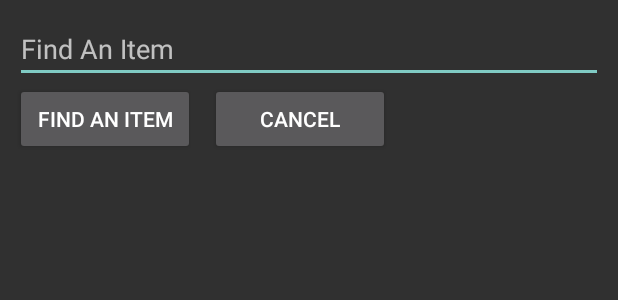
After one commit to JKorang/StoreGPS, an Android app: the layout dialog_single_item_search.xml on its own in the app's theme, with its tools: preview values and no code run, on a phone screen of 412 x 824 dp. The commit adds this screen. Shown: the top 300 px of the screen. Run offline under Robolectric (Android 15) with nearby library versions, the phone set to English and light mode, and no system bars.

Commit message:
Added Search Button to Store

```diff
--- a/app/src/main/java/com/rowansenior/storegps/MainPage.java
+++ b/app/src/main/java/com/rowansenior/storegps/MainPage.java
@@ -96,7 +96,6 @@ public class MainPage extends ActionBarActivity
                 //MyStore
                 mTitle = getString(R.string.title_section3);
                 fragment = new MyStoreFragment().newInstance();
-                //fragment = new SingleListFragment().newInstance("list2");
                 break;
             case 4:
                 //Settings
--- /dev/null
+++ b/app/src/main/res/layout/dialog_single_item_search.xml
@@ -0,0 +1,35 @@
+<?xml version="1.0" encoding="utf-8"?>
+<LinearLayout xmlns:android="http://schemas.android.com/apk/res/android"
+    android:layout_width="fill_parent"
+    android:layout_height="fill_parent"
+    android:orientation="vertical"
+    android:padding="10sp" >
+
+    <EditText
+        android:id="@+id/searchBox"
+        android:layout_width="fill_parent"
+        android:layout_height="wrap_content"
+        android:hint="@string/searchButton"
+        android:singleLine="true" >
+    </EditText>
+
+    <RelativeLayout
+        android:layout_width="match_parent"
+        android:layout_height="wrap_content" >
+
+        <Button
+            android:id="@+id/searchButton"
+            android:layout_width="120dp"
+            android:layout_height="wrap_content"
+            android:text="@string/searchButton" />
+
+        <Button
+            android:id="@+id/searchButtonCancel"
+            android:layout_width="120dp"
+            android:layout_height="wrap_content"
+            android:layout_alignParentTop="true"
+            android:layout_marginLeft="10dp"
+            android:layout_toRightOf="@+id/searchButton"
+            android:text="@string/cancelButton" />
+    </RelativeLayout>
+</LinearLayout>
--- a/app/src/main/res/values/strings.xml
+++ b/app/src/main/res/values/strings.xml
@@ -31,4 +31,5 @@
     <string name="cancel_choost_list">cancel_choose_list</string>
     <string name="cancel_choose_list">cancel_choose_list</string>
     <string name="Cancel">Cancel</string>
+    <string name="searchButton">Find An Item</string>
 </resources>
```
Also changed, not shown: app/src/main/java/com/rowansenior/storegps/DialogSingleItemSearch.java (added, +55 -0 lines), app/src/main/java/com/rowansenior/storegps/IndividualStoreFragment.java (+9 -1 lines), app/src/main/java/com/rowansenior/storegps/MyStoreFragment.java (+5 -6 lines), app/src/main/res/layout/fragment_individual_store.xml (+9 -0 lines), app/src/main/res/layout/fragment_item.xml (+8 -4 lines).
